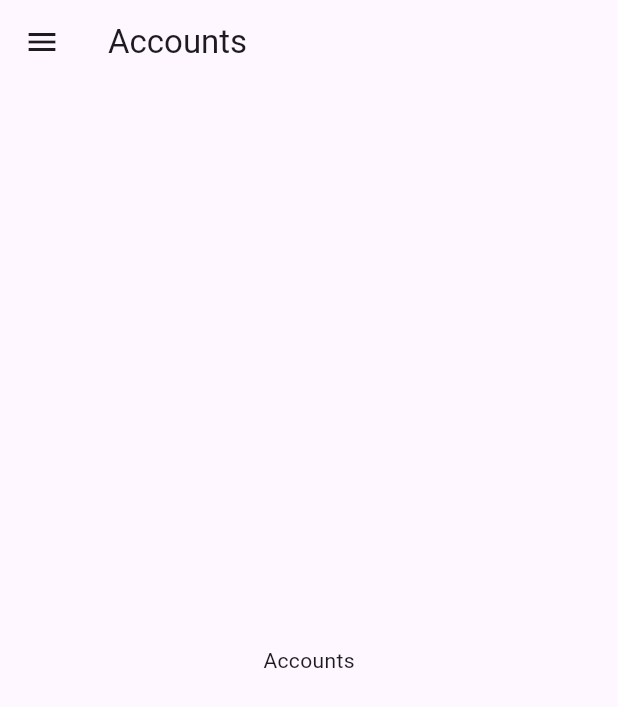
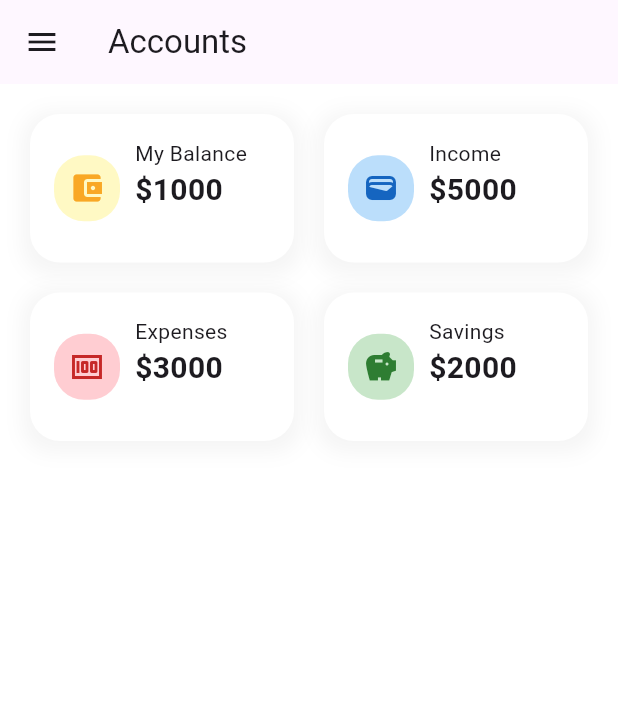
Before and after one commit to shreekaramhq/bankdash, a Flutter app: the AccountsScreen screen opened by its route, on a phone screen of 412 x 824 dp. Shown: the top 707 px of the screen. Run offline on Flutter 3.47's test engine with Material 3 defaults, Android fonts, the phone set to English and light mode, and no system bars; our stand-ins replace fl_chart, flutter_layout_grid, go_router, responsive_framework.

Commit message:
feat: add accounts page

```diff
--- /dev/null
+++ b/lib/modules/account/barrel.dart
@@ -0,0 +1 @@
+export './presentation/accounts_grid.dart';
--- /dev/null
+++ b/lib/modules/account/presentation/accounts_grid.dart
@@ -0,0 +1,47 @@
+import 'package:flutter/material.dart';
+
+import 'widgets/account_card.dart';
+
+class AccountsGrid extends StatelessWidget {
+  const AccountsGrid({super.key});
+
+  @override
+  Widget build(BuildContext context) {
+    return GridView(
+      padding: const EdgeInsets.symmetric(vertical: 20),
+      shrinkWrap: true,
+      gridDelegate: const SliverGridDelegateWithFixedCrossAxisCount(
+        crossAxisCount: 2,
+        childAspectRatio: 16 / 9,
+        crossAxisSpacing: 20,
+        mainAxisSpacing: 20,
+      ),
+      children: const [
+        AccountCard(
+          color: Colors.yellow,
+          title: "My Balance",
+          balance: 1000,
+          icon: Icons.account_balance_wallet,
+        ),
+        AccountCard(
+          color: Colors.blue,
+          title: "Income",
+          balance: 5000,
+          icon: Icons.wallet_rounded,
+        ),
+        AccountCard(
+          color: Colors.red,
+          title: "Expenses",
+          balance: 3000,
+          icon: Icons.money,
+        ),
+        AccountCard(
+          color: Colors.green,
+          title: "Savings",
+          balance: 2000,
+          icon: Icons.savings,
+        ),
+      ],
+    );
+  }
+}
--- /dev/null
+++ b/lib/modules/account/presentation/widgets/account_card.dart
@@ -0,0 +1,60 @@
+import 'package:flutter/material.dart';
+
+class AccountCard extends StatelessWidget {
+  final String title;
+  final double balance;
+  final MaterialColor color;
+  final IconData icon;
+  const AccountCard({
+    super.key,
+    required this.title,
+    required this.balance,
+    required this.color,
+    required this.icon,
+  });
+
+  @override
+  Widget build(BuildContext context) {
+    return Container(
+      decoration: BoxDecoration(
+        color: Colors.white,
+        borderRadius: BorderRadius.circular(20),
+        boxShadow: [
+          BoxShadow(
+            color: Colors.grey.withOpacity(0.1),
+            spreadRadius: 5,
+            blurRadius: 10,
+            offset: const Offset(0, 3),
+          ),
+        ],
+      ),
+      padding: const EdgeInsets.all(16),
+      child: Row(
+        children: [
+          Container(
+            padding: const EdgeInsets.all(10),
+            decoration: BoxDecoration(
+              borderRadius: BorderRadius.circular(20),
+              color: color[100],
+            ),
+            child: Icon(icon, color: color[800]),
+          ),
+          const SizedBox(width: 10),
+          Column(
+            crossAxisAlignment: CrossAxisAlignment.start,
+            children: [
+              Text(title),
+              Text(
+                "\$${balance.toInt()}",
+                style: const TextStyle(
+                  fontSize: 20,
+                  fontWeight: FontWeight.bold,
+                ),
+              ),
+            ],
+          ),
+        ],
+      ),
+    );
+  }
+}
--- a/lib/navigation/screens/accounts_screen.dart
+++ b/lib/navigation/screens/accounts_screen.dart
@@ -1,3 +1,4 @@
+import 'package:bankdash/modules/account/presentation/accounts_grid.dart';
 import 'package:flutter/material.dart';
 
 import 'widgets/home_app_bar.dart';
@@ -8,14 +9,20 @@ class AccountsScreen extends StatelessWidget {
   @override
   Widget build(BuildContext context) {
     return Scaffold(
+      backgroundColor: Colors.white,
       appBar: HomeAppBar(
         title: "Accounts",
         onMenuTap: () {
           Scaffold.of(context).openDrawer();
         },
       ),
-      body: const Center(
-        child: Text('Accounts'),
+      body: const Padding(
+        padding: EdgeInsets.symmetric(horizontal: 20),
+        child: CustomScrollView(
+          slivers: [
+            SliverToBoxAdapter(child: AccountsGrid()),
+          ],
+        ),
       ),
     );
   }
```
